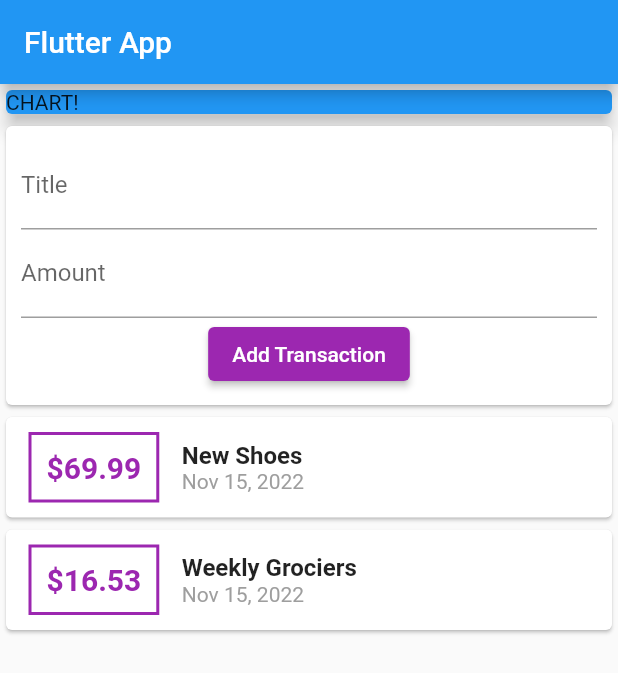
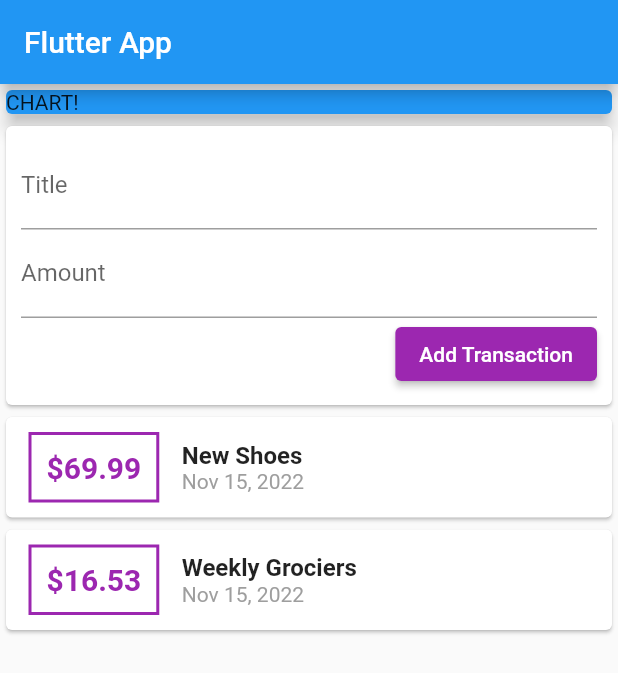
Before and after one commit to khlebobul/personal-expenses-app, a Flutter app: the screen it shows after launch, after a tap on "Add Transaction", on a phone screen of 412 x 824 dp. Shown: the top 673 px of the screen. Run offline on Flutter 3.47's test engine with Material 2 defaults, Android fonts, the phone set to English and light mode, and no system bars.

Commit message:
allows inputs to tx.

```diff
--- a/lib/main.dart
+++ b/lib/main.dart
@@ -22,6 +22,11 @@ class MyHomePage extends StatelessWidget {
         id: 't2', title: 'Weekly Grociers', amount: 16.53, date: DateTime.now())
   ];
 
+  // String titleInput;
+  // String amountInput;
+  final titleController = TextEditingController();
+  final amountController = TextEditingController();
+
   @override
   Widget build(BuildContext context) {
     return Scaffold(
@@ -44,15 +49,24 @@ class MyHomePage extends StatelessWidget {
             child: Container(
               padding: EdgeInsets.all(10),
               child: Column(
+                crossAxisAlignment: CrossAxisAlignment.end,
                 children: <Widget>[
                   TextField(
                     decoration: InputDecoration(labelText: 'Title'),
+                    controller: titleController,
+                    // onChanged: (value) {
+                    //   titleInput = value;
+                    // },
                   ),
                   TextField(
                     decoration: InputDecoration(labelText: 'Amount'),
+                    controller: amountController,
+                    // onChanged: (value) => amountInput = value,
                   ),
                   ElevatedButton(
-                    onPressed: () {},
+                    onPressed: () {
+                      print(titleController.text);
+                    },
                     child: Text('Add Transaction'),
                     style: ButtonStyle(
                       backgroundColor: MaterialStateProperty.all(Colors.purple),
```
Also changed, not shown: 20 other files.
